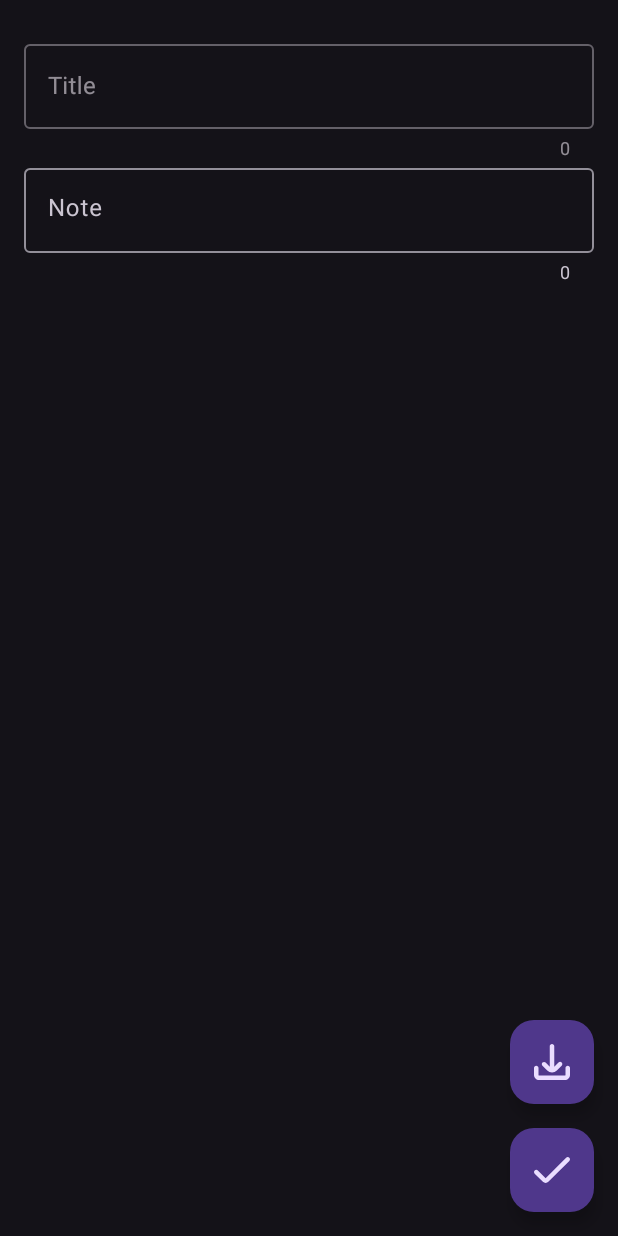
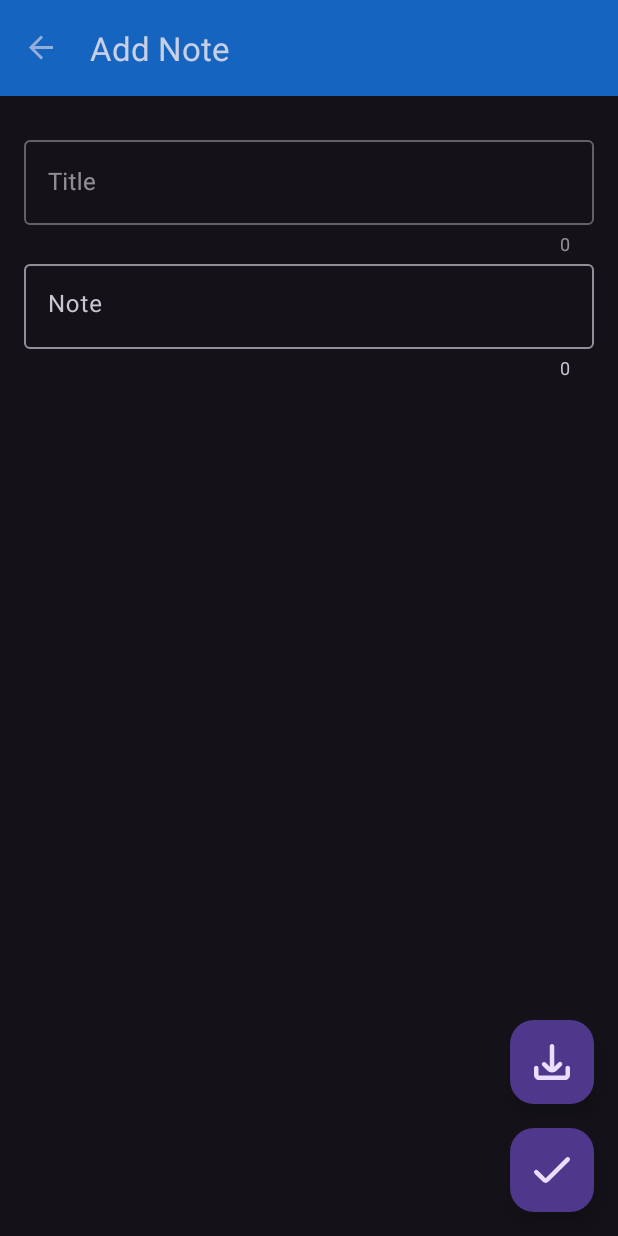
Before and after one commit to PopovGitProjects/NoteBookSQLite, an Android app: the AddFragment screen opened through its navigation route, on a phone screen of 412 x 824 dp. Run offline under Robolectric (Android 15) with nearby library versions, the phone set to English and light mode, and no system bars; our stand-ins replace navigation-ui; 1 statement that could not run was skipped.

Commit message:
Небольшие исправления.

```diff
--- a/app/build.gradle
+++ b/app/build.gradle
@@ -42,6 +42,8 @@ dependencies {
     implementation 'androidx.constraintlayout:constraintlayout:2.1.4'
     implementation 'android.arch.lifecycle:livedata:1.1.1'
     implementation 'android.arch.lifecycle:viewmodel:1.1.1'
+    implementation 'androidx.fragment:fragment-ktx:1.5.1'
+    implementation 'androidx.lifecycle:lifecycle-viewmodel-ktx:2.5.1'
     implementation 'com.android.support.constraint:constraint-layout:2.0.4'
     implementation 'android.arch.navigation:navigation-fragment-ktx:1.0.0'
     implementation 'android.arch.navigation:navigation-ui-ktx:1.0.0'
@@ -50,6 +52,6 @@ dependencies {
     androidTestImplementation 'androidx.test.espresso:espresso-core:3.4.0'
 
     implementation 'io.coil-kt:coil:2.1.0'
-    implementation 'androidx.activity:activity:1.5.0'
-    implementation 'androidx.fragment:fragment:1.5.0'
+    implementation 'androidx.activity:activity:1.5.1'
+    implementation 'androidx.fragment:fragment:1.5.1'
 }
--- a/app/src/main/AndroidManifest.xml
+++ b/app/src/main/AndroidManifest.xml
@@ -2,7 +2,7 @@
 <manifest xmlns:android="http://schemas.android.com/apk/res/android"
     xmlns:tools="http://schemas.android.com/tools"
     package="com.example.notebooksqlite">
-    <uses-permission android:name="android.permission.READ_EXTERNAL_STORAGE"/>
+    <uses-permission android:name="android.permission.GRANT_READ_URI_PERMISSION"/>
 
     <application
         android:allowBackup="true"
--- a/app/src/main/java/com/example/notebooksqlite/MainActivity.kt
+++ b/app/src/main/java/com/example/notebooksqlite/MainActivity.kt
@@ -2,15 +2,18 @@ package com.example.notebooksqlite
 
 import androidx.appcompat.app.AppCompatActivity
 import android.os.Bundle
+import android.view.MenuItem
+import androidx.activity.viewModels
 import androidx.navigation.NavController
 import androidx.navigation.fragment.NavHostFragment
 import com.example.notebooksqlite.databinding.ActivityMainBinding
-import com.example.notebooksqlite.screens.AddFragment
+import com.example.notebooksqlite.models.MainViewModel
 
-class MainActivity : AppCompatActivity() {
+class MainActivity : AppCompatActivity(){
 
     private lateinit var navController: NavController
     private lateinit var binding: ActivityMainBinding
+    private val dataModel: MainViewModel by viewModels()
 
     override fun onCreate(savedInstanceState: Bundle?) {
         super.onCreate(savedInstanceState)
--- a/app/src/main/java/com/example/notebooksqlite/OnRecyclerViewItemClickListener.kt
+++ /dev/null
@@ -1,5 +0,0 @@
-package com.example.notebooksqlite
-
-interface OnRecyclerViewItemClickListener {
-    fun onClick()
-}
--- /dev/null
+++ b/app/src/main/java/com/example/notebooksqlite/interfaces/OnRecyclerViewItemClickListener.kt
@@ -0,0 +1,7 @@
+package com.example.notebooksqlite.interfaces
+
+import com.example.notebooksqlite.models.Model
+
+interface OnRecyclerViewItemClickListener {
+    fun onClick(item: Model)
+}
--- a/app/src/main/java/com/example/notebooksqlite/models/MainViewModel.kt
+++ b/app/src/main/java/com/example/notebooksqlite/models/MainViewModel.kt
@@ -1,8 +1,11 @@
 package com.example.notebooksqlite.models
 
+import androidx.lifecycle.MutableLiveData
 import androidx.lifecycle.ViewModel
 
 
-class MainViewModel : ViewModel() {
-    // TODO: Implement the ViewModel
+open class MainViewModel : ViewModel() {
+    val data: MutableLiveData<Model> by lazy {
+        MutableLiveData<Model>()
+    }
 }
--- a/app/src/main/java/com/example/notebooksqlite/models/Model.kt
+++ b/app/src/main/java/com/example/notebooksqlite/models/Model.kt
@@ -1,6 +1,4 @@
 package com.example.notebooksqlite.models
-
-import android.net.Uri
 
 data class Model(
     val id: String,
--- a/app/src/main/java/com/example/notebooksqlite/screens/AddFragment.kt
+++ b/app/src/main/java/com/example/notebooksqlite/screens/AddFragment.kt
@@ -1,8 +1,8 @@
 package com.example.notebooksqlite.screens
 
-import android.content.Context
 import android.net.Uri
 import android.os.Bundle
+import android.util.Log
 import android.view.LayoutInflater
 import android.view.View
 import android.view.ViewGroup
@@ -10,14 +10,18 @@ import android.widget.Toast
 import androidx.activity.result.ActivityResultLauncher
 import androidx.activity.result.contract.ActivityResultContracts
 import androidx.fragment.app.Fragment
+import androidx.fragment.app.activityViewModels
+import androidx.lifecycle.LifecycleOwner
 import androidx.navigation.fragment.findNavController
+import androidx.navigation.ui.AppBarConfiguration
+import androidx.navigation.ui.setupWithNavController
 import coil.load
 import coil.transform.RoundedCornersTransformation
-import com.example.notebooksqlite.OnRecyclerViewItemClickListener
 import com.example.notebooksqlite.R
 import com.example.notebooksqlite.constants.Const
 import com.example.notebooksqlite.databinding.FragmentAddBinding
 import com.example.notebooksqlite.db.DBManager
+import com.example.notebooksqlite.models.MainViewModel
 
 class AddFragment : Fragment() {
     private var _binding: FragmentAddBinding? = null
@@ -28,9 +32,10 @@ class AddFragment : Fragment() {
 
     private var myDBManager: DBManager? = null
 
+    private val dataModel: MainViewModel by activityViewModels()
 
-    private val launcher: ActivityResultLauncher<String> = registerForActivityResult(
-        ActivityResultContracts.GetContent()){
+    private val launcher: ActivityResultLauncher<Array<String>> = registerForActivityResult(
+        ActivityResultContracts.OpenDocument()){
             imageUri: Uri? ->
             binding.imgAdded.load(imageUri){
                 crossfade(true)
@@ -62,7 +67,26 @@ class AddFragment : Fragment() {
 
     override fun onViewCreated(view: View, savedInstanceState: Bundle?) {
         super.onViewCreated(view, savedInstanceState)
+        toolBar()
         buttonAction()
+        if (dataModel.data.value != null){
+            dataRequest()
+        }
+    }
+    private fun dataRequest() = with(binding){
+        dataModel.data.observe(activity as LifecycleOwner) {
+            if (it.uri != "empty"){
+                Log.d("My", "uri in load ${it.uri}")
+                imageLayout.visibility = View.VISIBLE
+                imgBtnEdit.visibility = View.GONE
+                imgBtnDelete.visibility = View.GONE
+                imgAdded.load(it.uri)
+            }
+            fabAddImage.visibility = View.GONE
+            fabCheck.visibility = View.GONE
+            edtTitle.setText(it.title)
+            edtNote.setText(it.content)
+        }
     }
     private fun buttonAction() = with(binding){
         fabAddImage.setOnClickListener {
@@ -74,7 +98,7 @@ class AddFragment : Fragment() {
             fabAddImage.visibility = View.VISIBLE
         }
         imgBtnEdit.setOnClickListener {
-            launcher.launch(Const.MIME_TYPE_IMAGE)
+            launcher.launch(arrayOf(Const.MIME_TYPE_IMAGE))
         }
         fabCheck.setOnClickListener {
             val title = edtTitle.text.toString()
@@ -95,4 +119,9 @@ class AddFragment : Fragment() {
         _binding = null
         myDBManager?.closeDb()
     }
+    private fun toolBar() = with(binding){
+        val appBarConfiguration = AppBarConfiguration(findNavController().graph)
+        materialToolbar.setupWithNavController(findNavController(), appBarConfiguration)
+        materialToolbar.title = "Add Note"
+    }
 }
--- a/app/src/main/java/com/example/notebooksqlite/screens/MainFragment.kt
+++ b/app/src/main/java/com/example/notebooksqlite/screens/MainFragment.kt
@@ -1,30 +1,34 @@
 package com.example.notebooksqlite.screens
 
-import android.app.Activity
 import android.os.Bundle
 import android.view.LayoutInflater
 import android.view.View
 import android.view.ViewGroup
 import androidx.fragment.app.Fragment
+import androidx.fragment.app.activityViewModels
 import androidx.navigation.fragment.findNavController
 import androidx.navigation.ui.AppBarConfiguration
 import androidx.navigation.ui.setupWithNavController
 import androidx.recyclerview.widget.LinearLayoutManager
-import com.example.notebooksqlite.MainActivity
-import com.example.notebooksqlite.OnRecyclerViewItemClickListener
+import com.example.notebooksqlite.interfaces.OnRecyclerViewItemClickListener
 import com.example.notebooksqlite.R
 import com.example.notebooksqlite.adapters.Adapter
 import com.example.notebooksqlite.databinding.FragmentMainBinding
 import com.example.notebooksqlite.db.DBManager
+import com.example.notebooksqlite.models.MainViewModel
+import com.example.notebooksqlite.models.Model
 
 class MainFragment : Fragment(), OnRecyclerViewItemClickListener {
     private var _binding: FragmentMainBinding? = null
 
     private val binding get() = _binding!!
 
+    private val dataModel: MainViewModel by activityViewModels()
+
     private val adapter = Adapter(ArrayList(), object : OnRecyclerViewItemClickListener {
-        override fun onClick() {
+        override fun onClick(item: Model) {
             findNavController().navigate(R.id.action_mainFragment_to_addFragment)
+            dataModel.data.value = item
         }
     })
 
@@ -78,7 +82,7 @@ class MainFragment : Fragment(), OnRecyclerViewItemClickListener {
         _binding = null
     }
 
-    override fun onClick() {
+    override fun onClick(item: Model) {
         findNavController().navigate(R.id.action_mainFragment_to_addFragment)
     }
 }
--- a/app/src/main/res/layout/fragment_add.xml
+++ b/app/src/main/res/layout/fragment_add.xml
@@ -7,12 +7,23 @@
     android:layout_height="match_parent"
     tools:context=".screens.AddFragment" >
 
+    <com.google.android.material.appbar.MaterialToolbar
+        android:id="@+id/materialToolbar"
+        android:layout_width="match_parent"
+        android:layout_height="wrap_content"
+        android:background="?attr/colorPrimary"
+        android:minHeight="?attr/actionBarSize"
+        android:theme="?attr/actionBarTheme"
+        app:layout_constraintEnd_toEndOf="parent"
+        app:layout_constraintStart_toStartOf="parent"
+        app:layout_constraintTop_toTopOf="parent" />
+
     <androidx.constraintlayout.widget.Guideline
         android:id="@+id/guideline3"
         android:layout_width="wrap_content"
         android:layout_height="wrap_content"
         android:orientation="horizontal"
-        app:layout_constraintGuide_percent="0.3" />
+        app:layout_constraintGuide_percent="0.40218878" />
 
     <com.google.android.material.textfield.TextInputLayout
         android:id="@+id/textInputLayoutTitle"
@@ -88,12 +99,11 @@
         android:id="@+id/imageLayout"
         android:layout_width="0dp"
         android:layout_height="0dp"
-        android:layout_marginTop="8dp"
         android:visibility="gone"
         app:layout_constraintBottom_toTopOf="@+id/guideline3"
         app:layout_constraintEnd_toEndOf="@+id/textInputLayoutTitle"
         app:layout_constraintStart_toStartOf="@+id/textInputLayoutTitle"
-        app:layout_constraintTop_toTopOf="parent"
+        app:layout_constraintTop_toBottomOf="@+id/materialToolbar"
         app:layout_constraintVertical_bias="0.0">
 
         <ImageView
@@ -105,7 +115,8 @@
             app:layout_constraintEnd_toEndOf="parent"
             app:layout_constraintStart_toStartOf="parent"
             app:layout_constraintTop_toTopOf="parent"
-            tools:src="@tools:sample/avatars" />
+            tools:src="@tools:sample/avatars"
+            tools:visibility="visible" />
 
         <ImageButton
             android:id="@+id/imgBtnEdit"
```
Also changed, not shown: app/src/main/java/com/example/notebooksqlite/adapters/Adapter.kt (+4 -5 lines).
